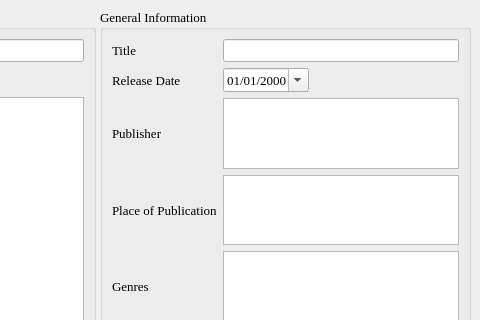
The window that videogameinfo.ui (textbrowser/biblioteq) describes before a commit, drawn with Qt 5; both pictures show x 520 to 1000 and y 0 to 320 of the 1000 by 700 pixel window.
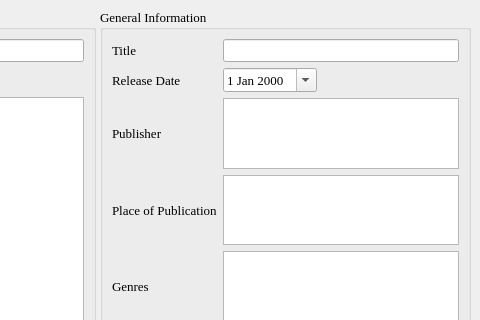
The same window after the commit. Icons and pictures are not drawn. Custom widgets are drawn as their Qt base class.

Commit message: Display dates in their native (system's) format. Data will retain MM/dd/yyyy format.

```diff
--- a/videogameinfo.ui
+++ b/videogameinfo.ui
@@ -451,9 +451,6 @@
               <pointsize>10</pointsize>
              </font>
             </property>
-            <property name="displayFormat">
-             <string>MM/dd/yyyy</string>
-            </property>
             <property name="calendarPopup">
              <bool>true</bool>
             </property>
```
The commit also changes 15 other files.
